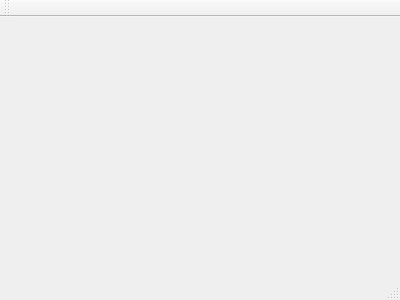
Old version of the form playStatMerger/mainwindow.ui in the repository Dystill/foo-playcount-xmlmerge.
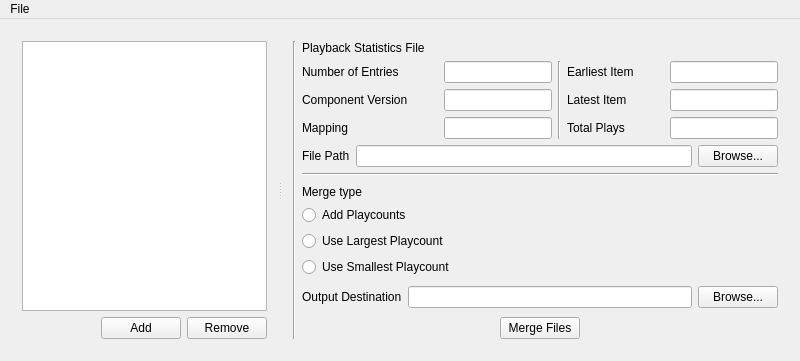
New version of the form.

Commit message: Created basic ui

The edit to the form file:
```diff
--- a/playStatMerger/mainwindow.ui
+++ b/playStatMerger/mainwindow.ui
@@ -1,24 +1,533 @@
 <ui version="4.0">
  <class>MainWindow</class>
- <widget class="QMainWindow" name="MainWindow" >
-  <property name="geometry" >
+ <widget class="QMainWindow" name="MainWindow">
+  <property name="geometry">
    <rect>
     <x>0</x>
     <y>0</y>
-    <width>400</width>
-    <height>300</height>
+    <width>800</width>
+    <height>361</height>
    </rect>
   </property>
   <property name="windowTitle" >
    <string>MainWindow</string>
   </property>
-  <widget class="QMenuBar" name="menuBar" />
-  <widget class="QToolBar" name="mainToolBar" />
-  <widget class="QWidget" name="centralWidget" />
-  <widget class="QStatusBar" name="statusBar" />
+  <widget class="QWidget" name="centralWidget">
+   <layout class="QVBoxLayout" name="verticalLayout_6">
+    <item>
+     <widget class="QSplitter" name="splitter">
+      <property name="orientation">
+       <enum>Qt::Horizontal</enum>
+      </property>
+      <widget class="QWidget" name="">
+       <layout class="QVBoxLayout" name="verticalLayout_2">
+        <item>
+         <layout class="QVBoxLayout" name="layoutList">
+          <item>
+           <widget class="QTableWidget" name="tableWidget"/>
+          </item>
+          <item>
+           <layout class="QHBoxLayout" name="layoutListButtons">
+            <item>
+             <spacer name="horizontalSpacer_8">
+              <property name="orientation">
+               <enum>Qt::Horizontal</enum>
+              </property>
+              <property name="sizeHint" stdset="0">
+               <size>
+                <width>40</width>
+                <height>20</height>
+               </size>
+              </property>
+             </spacer>
+            </item>
+            <item>
+             <widget class="QPushButton" name="pushButton_Add">
+              <property name="text">
+               <string>Add</string>
+              </property>
+             </widget>
+            </item>
+            <item>
+             <widget class="QPushButton" name="pushButton_Remove">
+              <property name="text">
+               <string>Remove</string>
+              </property>
+             </widget>
+            </item>
+           </layout>
+          </item>
+         </layout>
+        </item>
+       </layout>
+      </widget>
+      <widget class="QWidget" name="">
+       <layout class="QHBoxLayout" name="horizontalLayout_9">
+        <item>
+         <widget class="Line" name="line_2">
+          <property name="orientation">
+           <enum>Qt::Vertical</enum>
+          </property>
+         </widget>
+        </item>
+        <item>
+         <layout class="QVBoxLayout" name="verticalLayout_5">
+          <item>
+           <widget class="QLabel" name="labelTitle">
+            <property name="text">
+             <string>Playback Statistics File</string>
+            </property>
+           </widget>
+          </item>
+          <item>
+           <layout class="QHBoxLayout" name="horizontalLayout_7">
+            <item>
+             <layout class="QVBoxLayout" name="verticalLayout_4">
+              <item>
+               <layout class="QHBoxLayout" name="horizontalLayout">
+                <item>
+                 <widget class="QLabel" name="labelNumberEntries">
+                  <property name="text">
+                   <string>Number of Entries</string>
+                  </property>
+                 </widget>
+                </item>
+                <item>
+                 <spacer name="horizontalSpacer_3">
+                  <property name="orientation">
+                   <enum>Qt::Horizontal</enum>
+                  </property>
+                  <property name="sizeHint" stdset="0">
+                   <size>
+                    <width>40</width>
+                    <height>20</height>
+                   </size>
+                  </property>
+                 </spacer>
+                </item>
+                <item>
+                 <widget class="QLineEdit" name="lineEditNumberEntries">
+                  <property name="sizePolicy">
+                   <sizepolicy hsizetype="MinimumExpanding" vsizetype="Fixed">
+                    <horstretch>0</horstretch>
+                    <verstretch>0</verstretch>
+                   </sizepolicy>
+                  </property>
+                 </widget>
+                </item>
+               </layout>
+              </item>
+              <item>
+               <layout class="QHBoxLayout" name="horizontalLayout_2">
+                <item>
+                 <widget class="QLabel" name="labelVersion">
+                  <property name="text">
+                   <string>Component Version</string>
+                  </property>
+                 </widget>
+                </item>
+                <item>
+                 <spacer name="horizontalSpacer_2">
+                  <property name="orientation">
+                   <enum>Qt::Horizontal</enum>
+                  </property>
+                  <property name="sizeHint" stdset="0">
+                   <size>
+                    <width>40</width>
+                    <height>20</height>
+                   </size>
+                  </property>
+                 </spacer>
+                </item>
+                <item>
+                 <widget class="QLineEdit" name="lineEditVersion">
+                  <property name="sizePolicy">
+                   <sizepolicy hsizetype="MinimumExpanding" vsizetype="Fixed">
+                    <horstretch>0</horstretch>
+                    <verstretch>0</verstretch>
+                   </sizepolicy>
+                  </property>
+                 </widget>
+                </item>
+               </layout>
+              </item>
+              <item>
+               <layout class="QHBoxLayout" name="horizontalLayout_3">
+                <item>
+                 <widget class="QLabel" name="labelMapping">
+                  <property name="text">
+                   <string>Mapping</string>
+                  </property>
+                 </widget>
+                </item>
+                <item>
+                 <spacer name="horizontalSpacer">
+                  <property name="orientation">
+                   <enum>Qt::Horizontal</enum>
+                  </property>
+                  <property name="sizeHint" stdset="0">
+                   <size>
+                    <width>40</width>
+                    <height>20</height>
+                   </size>
+                  </property>
+                 </spacer>
+                </item>
+                <item>
+                 <widget class="QLineEdit" name="lineEditMapping">
+                  <property name="sizePolicy">
+                   <sizepolicy hsizetype="MinimumExpanding" vsizetype="Fixed">
+                    <horstretch>0</horstretch>
+                    <verstretch>0</verstretch>
+                   </sizepolicy>
+                  </property>
+                 </widget>
+                </item>
+               </layout>
+              </item>
+             </layout>
+            </item>
+            <item>
+             <widget class="Line" name="line">
+              <property name="orientation">
+               <enum>Qt::Vertical</enum>
+              </property>
+             </widget>
+            </item>
+            <item>
+             <layout class="QVBoxLayout" name="verticalLayout_3">
+              <item>
+               <layout class="QHBoxLayout" name="horizontalLayout_4">
+                <item>
+                 <widget class="QLabel" name="labelEarliestItem">
+                  <property name="text">
+                   <string>Earliest Item</string>
+                  </property>
+                 </widget>
+                </item>
+                <item>
+                 <spacer name="horizontalSpacer_4">
+                  <property name="orientation">
+                   <enum>Qt::Horizontal</enum>
+                  </property>
+                  <property name="sizeHint" stdset="0">
+                   <size>
+                    <width>40</width>
+                    <height>20</height>
+                   </size>
+                  </property>
+                 </spacer>
+                </item>
+                <item>
+                 <widget class="QLineEdit" name="lineEditEarliestItem">
+                  <property name="sizePolicy">
+                   <sizepolicy hsizetype="MinimumExpanding" vsizetype="Fixed">
+                    <horstretch>0</horstretch>
+                    <verstretch>0</verstretch>
+                   </sizepolicy>
+                  </property>
+                 </widget>
+                </item>
+               </layout>
+              </item>
+              <item>
+               <layout class="QHBoxLayout" name="horizontalLayout_5">
+                <item>
+                 <widget class="QLabel" name="labelLatestItem">
+                  <property name="text">
+                   <string>Latest Item</string>
+                  </property>
+                 </widget>
+                </item>
+                <item>
+                 <spacer name="horizontalSpacer_5">
+                  <property name="orientation">
+                   <enum>Qt::Horizontal</enum>
+                  </property>
+                  <property name="sizeHint" stdset="0">
+                   <size>
+                    <width>40</width>
+                    <height>20</height>
+                   </size>
+                  </property>
+                 </spacer>
+                </item>
+                <item>
+                 <widget class="QLineEdit" name="lineEditLatestItem">
+                  <property name="sizePolicy">
+                   <sizepolicy hsizetype="MinimumExpanding" vsizetype="Fixed">
+                    <horstretch>0</horstretch>
+                    <verstretch>0</verstretch>
+                   </sizepolicy>
+                  </property>
+                 </widget>
+                </item>
+               </layout>
+              </item>
+              <item>
+               <layout class="QHBoxLayout" name="horizontalLayout_6">
+                <item>
+                 <widget class="QLabel" name="labelTotalPlays">
+                  <property name="text">
+                   <string>Total Plays</string>
+                  </property>
+                 </widget>
+                </item>
+                <item>
+                 <spacer name="horizontalSpacer_6">
+                  <property name="orientation">
+                   <enum>Qt::Horizontal</enum>
+                  </property>
+                  <property name="sizeHint" stdset="0">
+                   <size>
+                    <width>40</width>
+                    <height>20</height>
+                   </size>
+                  </property>
+                 </spacer>
+                </item>
+                <item>
+                 <widget class="QLineEdit" name="lineEditTotalPlays">
+                  <property name="sizePolicy">
+                   <sizepolicy hsizetype="MinimumExpanding" vsizetype="Fixed">
+                    <horstretch>0</horstretch>
+                    <verstretch>0</verstretch>
+                   </sizepolicy>
+                  </property>
+                 </widget>
+                </item>
+               </layout>
+              </item>
+             </layout>
+            </item>
+           </layout>
+          </item>
+          <item>
+           <layout class="QHBoxLayout" name="horizontalLayout_8">
+            <item>
+             <widget class="QLabel" name="labelFilePath">
+              <property name="text">
+               <string>File Path</string>
+              </property>
+             </widget>
+            </item>
+            <item>
+             <widget class="QLineEdit" name="lineEditFilePath"/>
+            </item>
+            <item>
+             <widget class="QPushButton" name="pushButtonFilePath">
+              <property name="sizePolicy">
+               <sizepolicy hsizetype="Minimum" vsizetype="Fixed">
+                <horstretch>0</horstretch>
+                <verstretch>0</verstretch>
+               </sizepolicy>
+              </property>
+              <property name="text">
+               <string>Browse...</string>
+              </property>
+             </widget>
+            </item>
+           </layout>
+          </item>
+          <item>
+           <widget class="Line" name="lineDivider">
+            <property name="orientation">
+             <enum>Qt::Horizontal</enum>
+            </property>
+           </widget>
+          </item>
+          <item>
+           <spacer name="verticalSpacer_2">
+            <property name="orientation">
+             <enum>Qt::Vertical</enum>
+            </property>
+            <property name="sizeHint" stdset="0">
+             <size>
+              <width>20</width>
+              <height>40</height>
+             </size>
+            </property>
+           </spacer>
+          </item>
+          <item>
+           <layout class="QVBoxLayout" name="verticalLayout">
+            <item>
+             <widget class="QLabel" name="labelMergeType">
+              <property name="text">
+               <string>Merge type</string>
+              </property>
+             </widget>
+            </item>
+            <item>
+             <widget class="QRadioButton" name="radioButton_Add">
+              <property name="text">
+               <string>Add Playcounts</string>
+              </property>
+             </widget>
+            </item>
+            <item>
+             <widget class="QRadioButton" name="radioButton_Largest">
+              <property name="text">
+               <string>Use Largest Playcount</string>
+              </property>
+             </widget>
+            </item>
+            <item>
+             <widget class="QRadioButton" name="radioButton_Smallest">
+              <property name="text">
+               <string>Use Smallest Playcount</string>
+              </property>
+             </widget>
+            </item>
+           </layout>
+          </item>
+          <item>
+           <spacer name="verticalSpacer_3">
+            <property name="orientation">
+             <enum>Qt::Vertical</enum>
+            </property>
+            <property name="sizeHint" stdset="0">
+             <size>
+              <width>20</width>
+              <height>40</height>
+             </size>
+            </property>
+           </spacer>
+          </item>
+          <item>
+           <layout class="QHBoxLayout" name="horizontalLayout_11">
+            <item>
+             <widget class="QLabel" name="labelFilePath_Output">
+              <property name="text">
+               <string>Output Destination</string>
+              </property>
+             </widget>
+            </item>
+            <item>
+             <widget class="QLineEdit" name="lineEditFilePath_Output"/>
+            </item>
+            <item>
+             <widget class="QPushButton" name="pushButtonFilePath_Output">
+              <property name="sizePolicy">
+               <sizepolicy hsizetype="Minimum" vsizetype="Fixed">
+                <horstretch>0</horstretch>
+                <verstretch>0</verstretch>
+               </sizepolicy>
+              </property>
+              <property name="text">
+               <string>Browse...</string>
+              </property>
+             </widget>
+            </item>
+           </layout>
+          </item>
+          <item>
+           <spacer name="verticalSpacer">
+            <property name="orientation">
+             <enum>Qt::Vertical</enum>
+            </property>
+            <property name="sizeHint" stdset="0">
+             <size>
+              <width>20</width>
+              <height>40</height>
+             </size>
+            </property>
+           </spacer>
+          </item>
+          <item>
+           <layout class="QHBoxLayout" name="horizontalLayout_10">
+            <item alignment="Qt::AlignHCenter">
+             <widget class="QPushButton" name="pushButton">
+              <property name="text">
+               <string>Merge Files</string>
+              </property>
+             </widget>
+            </item>
+           </layout>
+          </item>
+         </layout>
+        </item>
+       </layout>
+      </widget>
+     </widget>
+    </item>
+   </layout>
+   <zorder>label</zorder>
+   <zorder>lineEdit</zorder>
+   <zorder>label_2</zorder>
+   <zorder>lineEdit_2</zorder>
+   <zorder>lineEdit_Output</zorder>
+   <zorder>label_Output</zorder>
+   <zorder>pushButton_Output</zorder>
+   <zorder>pushButton_3</zorder>
+   <zorder>horizontalSpacer</zorder>
+   <zorder>listWidget</zorder>
+   <zorder>pushButton_Add</zorder>
+   <zorder>pushButton_Remove</zorder>
+   <zorder>labelMergeType</zorder>
+   <zorder>radioButton_Add</zorder>
+   <zorder>radioButton_Largest</zorder>
+   <zorder>radioButton_Smallest</zorder>
+   <zorder>labelTitle</zorder>
+   <zorder>labelNumberEntries</zorder>
+   <zorder>labelVersion</zorder>
+   <zorder>labelMapping</zorder>
+   <zorder>labelEarliestItem</zorder>
+   <zorder>labelLatestItem</zorder>
+   <zorder>labelTotalPlays</zorder>
+   <zorder>lineDivider</zorder>
+   <zorder>lineEditNumberEntries</zorder>
+   <zorder>lineEditEarliestItem</zorder>
+   <zorder>lineEditVersion</zorder>
+   <zorder>lineEditLatestItem</zorder>
+   <zorder>lineEditMapping</zorder>
+   <zorder>lineEditTotalPlays</zorder>
+   <zorder>labelFilePath</zorder>
+   <zorder>lineEditFilePath</zorder>
+   <zorder>pushButtonFilePath</zorder>
+   <zorder>verticalSpacer</zorder>
+   <zorder>pushButton</zorder>
+   <zorder>horizontalSpacer_7</zorder>
+   <zorder></zorder>
+   <zorder>layoutWidget</zorder>
+   <zorder>line_2</zorder>
+  </widget>
+  <widget class="QMenuBar" name="menuBar">
+   <property name="geometry">
+    <rect>
+     <x>0</x>
+     <y>0</y>
+     <width>800</width>
+     <height>20</height>
+    </rect>
+   </property>
+   <widget class="QMenu" name="menuFile">
+    <property name="title">
+     <string>File</string>
+    </property>
+    <addaction name="actionAdd_Export_File"/>
+    <addaction name="actionRemove_Export_File"/>
+    <addaction name="actionClear_All_Files"/>
+   </widget>
+   <addaction name="menuFile"/>
+  </widget>
+  <action name="actionAdd_Export_File">
+   <property name="text">
+    <string>Add Export File</string>
+   </property>
+  </action>
+  <action name="actionClear_All_Files">
+   <property name="text">
+    <string>Clear All Files</string>
+   </property>
+  </action>
+  <action name="actionRemove_Export_File">
+   <property name="text">
+    <string>Remove Export File</string>
+   </property>
+  </action>
  </widget>
- <layoutDefault spacing="6" margin="11" />
- <pixmapfunction></pixmapfunction>
+ <layoutdefault spacing="6" margin="11"/>
  <resources/>
  <connections/>
 </ui>
```
Left out of the diff: 3 changed lines with no effect on the pictures. The commit also changes 1 other file.
